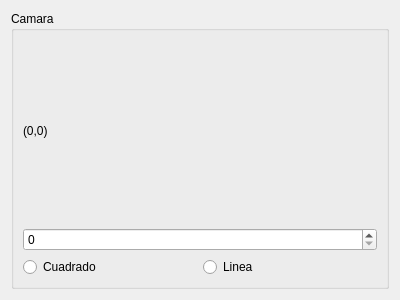
This is components/CameraPlatina/conf.ui in FranciscoGauna/Microscopy-Program as Qt 5 draws it before an edit. The edited form follows.
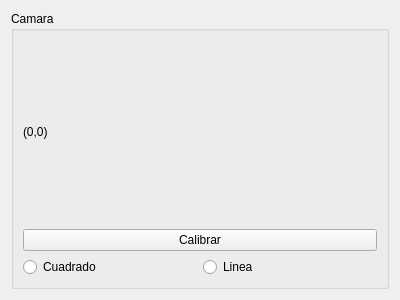
This is the edited form.

The edit to the form file:
```diff
--- a/components/CameraPlatina/conf.ui
+++ b/components/CameraPlatina/conf.ui
@@ -28,7 +28,11 @@
        </widget>
       </item>
       <item>
-       <widget class="QSpinBox" name="exposure_sb"/>
+       <widget class="QPushButton" name="calibrate_bt">
+        <property name="text">
+         <string>Calibrar</string>
+        </property>
+       </widget>
       </item>
       <item>
        <layout class="QHBoxLayout" name="tipe_layout">
```
